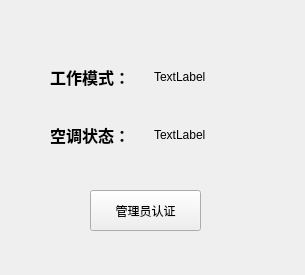
Qt form Master/standbywidget.ui (L-Jay1999/DistributedTemperatureControlSystem) before a commit.
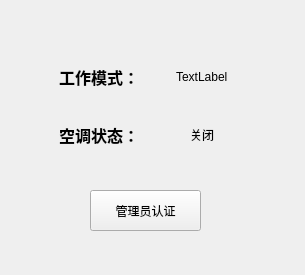
The same form after that commit.

```diff
--- a/Master/standbywidget.ui
+++ b/Master/standbywidget.ui
@@ -36,7 +36,7 @@
     </rect>
    </property>
    <layout class="QGridLayout" name="gridLayout">
-    <item row="0" column="0">
+    <item row="0" column="0" alignment="Qt::AlignHCenter">
      <widget class="QLabel" name="label_1">
       <property name="font">
        <font>
@@ -50,7 +50,7 @@
       </property>
      </widget>
     </item>
-    <item row="1" column="0">
+    <item row="1" column="0" alignment="Qt::AlignHCenter">
      <widget class="QLabel" name="label_2">
       <property name="font">
        <font>
@@ -64,17 +64,17 @@
       </property>
      </widget>
     </item>
-    <item row="0" column="1">
+    <item row="0" column="1" alignment="Qt::AlignHCenter">
      <widget class="QLabel" name="label_mode">
       <property name="text">
        <string>TextLabel</string>
       </property>
      </widget>
     </item>
-    <item row="1" column="1">
+    <item row="1" column="1" alignment="Qt::AlignHCenter">
      <widget class="QLabel" name="label_state">
       <property name="text">
-       <string>TextLabel</string>
+       <string>关闭</string>
       </property>
      </widget>
     </item>
```
